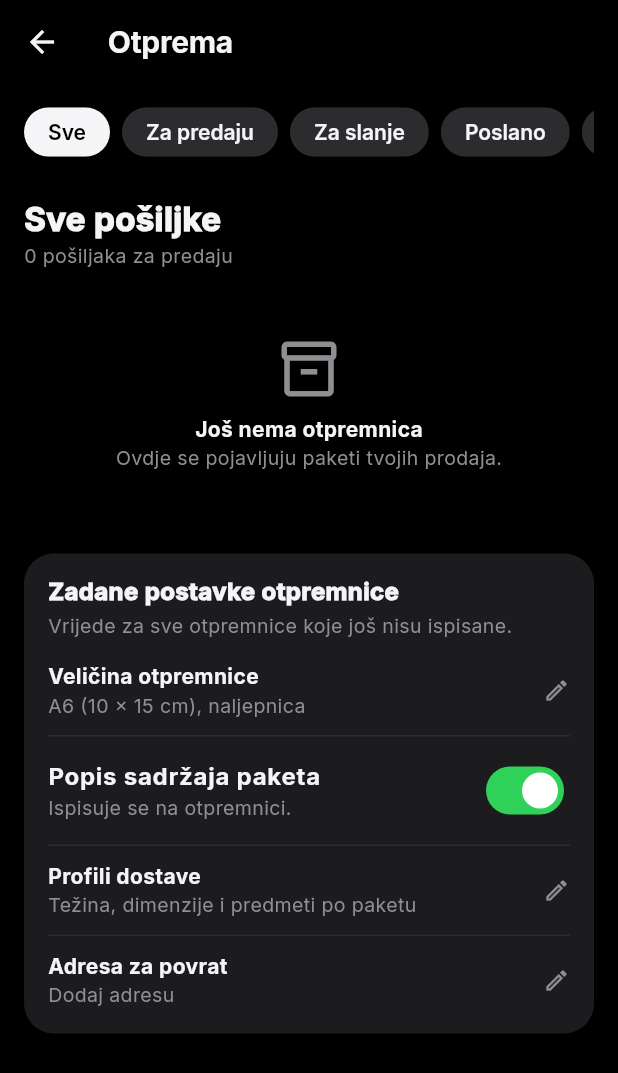
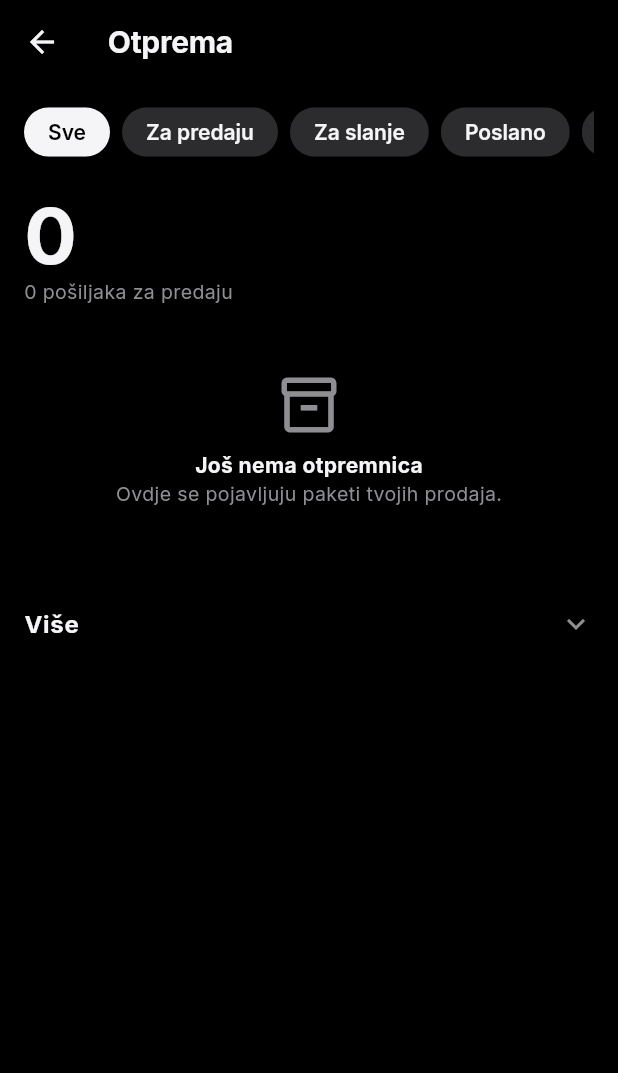
Before and after one commit to Karlo6546541/bot, a Flutter app: the DeliveryNotesScreen screen opened directly, on a phone screen of 412 x 824 dp. Shown: the top 1073 px of the screen. Run offline on Flutter 3.47's test engine with Material 3 defaults, Android fonts, the phone set to English and light mode, and no system bars; our stand-ins replace file_picker, flutter_riverpod, hive, hive_flutter, image_picker, qr_flutter and 3 more; missing offline and left inert: dart:js_interop, dart:ui_web, dart_webrtc, flutter_webrtc; accounts and stored records are empty.

Commit message:
Financije i Otprema u Pozornica stilu: veliki iznos/broj, tiši redovi, opcije pod Više
Co-Authored-By: Claude Sonnet 5.5 <noreply@anthropic.com>
Claude-Session: https://claude.ai/code/session_01PBov6w7Hus1Rp49XeCqhPo

```diff
--- a/loop_app/lib/screens/deliveries_screen.dart
+++ b/loop_app/lib/screens/deliveries_screen.dart
@@ -1888,10 +1888,11 @@ class _DeliveryNotesScreenState extends ConsumerState<DeliveryNotesScreen> {
                       crossAxisAlignment: CrossAxisAlignment.start,
                       children: [
                         Text(
-                          _group?.label ?? t('Sve pošiljke'),
+                          '${ready.length}',
                           style: const TextStyle(
-                            fontSize: 22,
-                            fontWeight: FontWeight.w900,
+                            fontSize: 52,
+                            fontWeight: FontWeight.w800,
+                            height: 1.05,
                           ),
                         ),
                         Text(
@@ -1965,8 +1966,22 @@ class _DeliveryNotesScreenState extends ConsumerState<DeliveryNotesScreen> {
                           )
                         : null,
                   ),
-              const SizedBox(height: 18),
-              const _LabelOptionsCard(),
+              const SizedBox(height: 12),
+              Theme(
+                data: Theme.of(
+                  context,
+                ).copyWith(dividerColor: Colors.transparent),
+                child: ExpansionTile(
+                  key: const ValueKey('ship-more'),
+                  tilePadding: EdgeInsets.zero,
+                  childrenPadding: EdgeInsets.zero,
+                  title: Text(
+                    t('Više'),
+                    style: const TextStyle(fontWeight: FontWeight.w700),
+                  ),
+                  children: const [_LabelOptionsCard()],
+                ),
+              ),
             ],
           ),
         ),
@@ -2112,7 +2127,7 @@ class _ShipmentRow extends StatelessWidget {
                     ),
                     decoration: BoxDecoration(
                       color: color.withValues(alpha: 0.15),
-                      borderRadius: BorderRadius.circular(6),
+                      borderRadius: BorderRadius.circular(99),
                     ),
                     child: Text(
                       label,
```
Also changed, not shown: loop_app/lib/screens/seller_finance_screens.dart (+39 -115 lines).
